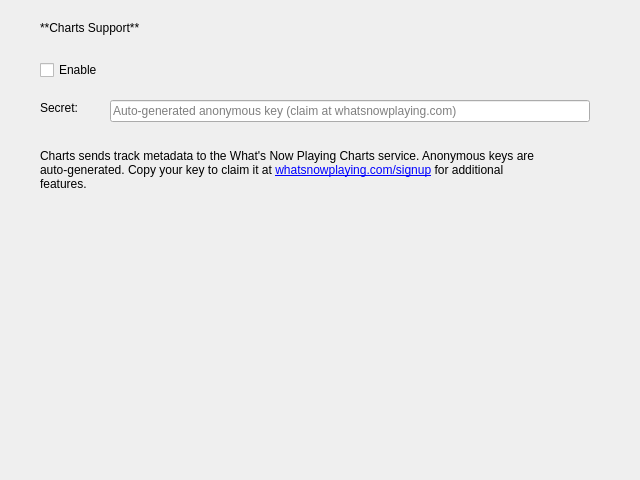
The window that nowplaying/resources/notifications_charts_ui.ui (whatsnowplaying/whats-now-playing) describes before a commit, drawn with Qt 5.
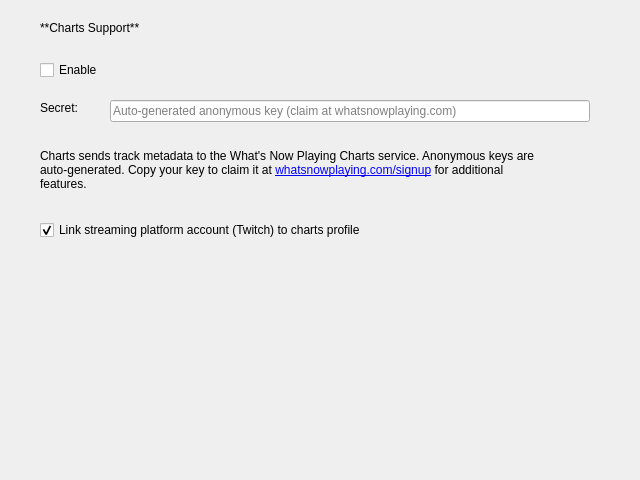
The same window after the commit.

Commit message: Add a grace period after game end; cleanup UI; autoregister key (#1433)

Patch:
```diff
--- a/nowplaying/resources/notifications_charts_ui.ui
+++ b/nowplaying/resources/notifications_charts_ui.ui
@@ -97,6 +97,22 @@
     <bool>true</bool>
    </property>
   </widget>
+  <widget class="QCheckBox" name="link_platform_checkbox">
+   <property name="geometry">
+    <rect>
+     <x>40</x>
+     <y>220</y>
+     <width>500</width>
+     <height>20</height>
+    </rect>
+   </property>
+   <property name="text">
+    <string>Link streaming platform account (Twitch) to charts profile</string>
+   </property>
+   <property name="checked">
+    <bool>true</bool>
+   </property>
+  </widget>
  </widget>
  <resources/>
  <connections/>
```
The commit also changes 7 other files.
